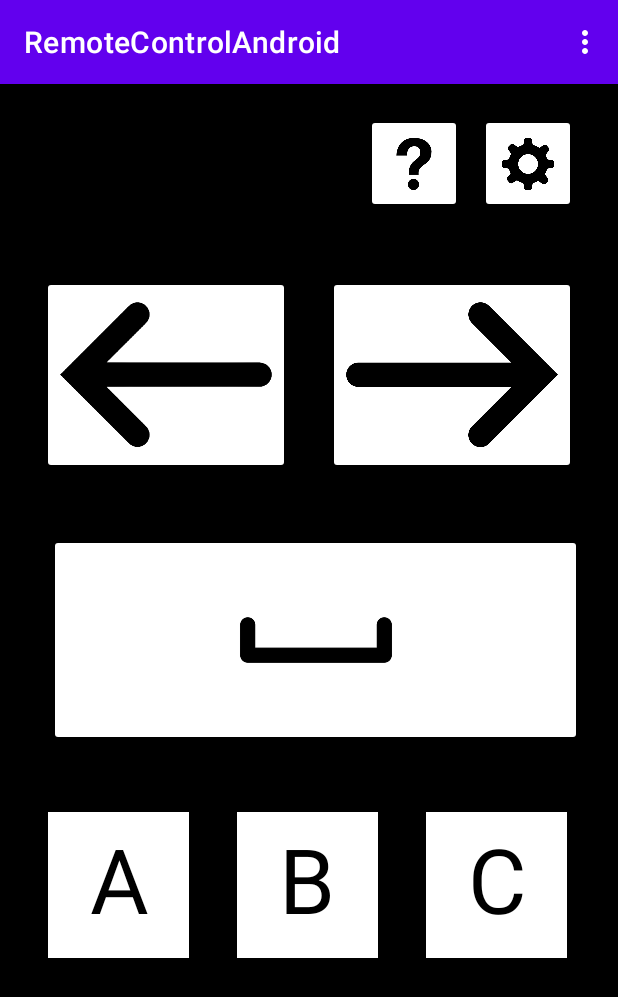
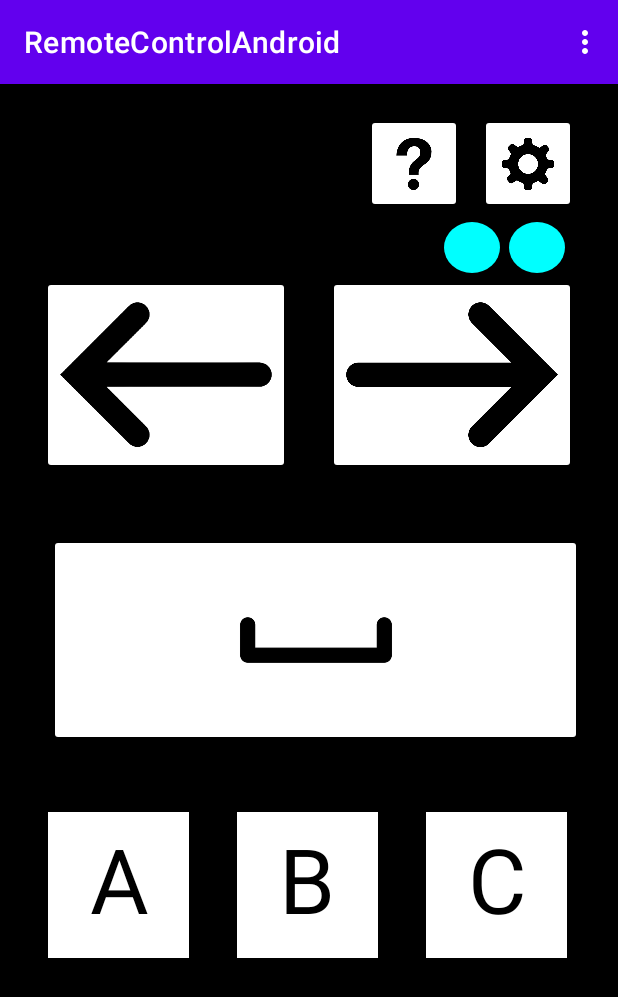
Before and after one commit to josefmicak/remote-control, an Android app: the screen it shows after launch (MainActivity), on a phone screen of 412 x 824 dp. Shown: the top 997 px of the screen. Run offline under Robolectric (Android 15) with nearby library versions, the phone set to English and light mode, and no system bars.

Commit message:
Added indicator lights to Android part
The Android part now contains indicator lights which let user know whether the key press was successful.

```diff
--- /dev/null
+++ b/Android part/RemoteControlAndroid/app/src/main/res/drawable/circle.xml
@@ -0,0 +1,8 @@
+<?xml version="1.0" encoding="utf-8"?>
+<selector xmlns:android="http://schemas.android.com/apk/res/android">
+    <item>
+        <shape android:shape="oval">
+            <solid android:color="@color/cyan"/>
+        </shape>
+    </item>
+</selector>
--- a/Android part/RemoteControlAndroid/app/src/main/res/layout/activity_main.xml
+++ b/Android part/RemoteControlAndroid/app/src/main/res/layout/activity_main.xml
@@ -157,4 +157,24 @@
         app:layout_constraintStart_toStartOf="@+id/secondKeyView"
         app:layout_constraintTop_toTopOf="@+id/secondKeyView" />
 
+    <ImageView
+        android:id="@+id/messageIndicatorLight"
+        android:layout_width="37dp"
+        android:layout_height="34dp"
+        android:layout_marginTop="6dp"
+        android:layout_marginEnd="6dp"
+        app:srcCompat="@drawable/circle"
+        app:layout_constraintEnd_toStartOf="@+id/responseIndicatorLight"
+        app:layout_constraintTop_toBottomOf="@+id/aboutButton" />
+
+    <ImageView
+        android:id="@+id/responseIndicatorLight"
+        android:layout_width="37dp"
+        android:layout_height="34dp"
+        android:layout_marginTop="6dp"
+        android:layout_marginEnd="35dp"
+        app:srcCompat="@drawable/circle"
+        app:layout_constraintEnd_toEndOf="parent"
+        app:layout_constraintTop_toBottomOf="@+id/aboutButton" />
+
 </androidx.constraintlayout.widget.ConstraintLayout>
--- a/Android part/RemoteControlAndroid/app/src/main/res/values/colors.xml
+++ b/Android part/RemoteControlAndroid/app/src/main/res/values/colors.xml
@@ -7,4 +7,7 @@
     <color name="teal_700">#FF018786</color>
     <color name="black">#FF000000</color>
     <color name="white">#FFFFFFFF</color>
+    <color name="cyan">#00FFFF</color>
+    <color name="limegreen">#32cd32</color>
+    <color name="red">#ff0000</color>
 </resources>
```
Also changed, not shown: Android part/RemoteControlAndroid/app/src/main/java/com/example/remotecontrolandroid/MainActivity.java (+98 -6 lines).
